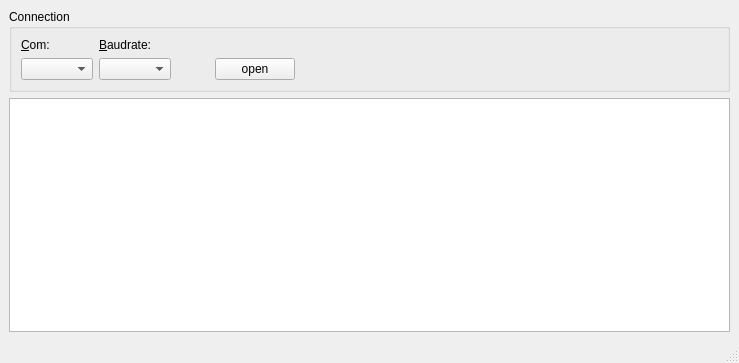
Old version of the form src/ximugui/widgets/serialview.ui in the repository Auke-Dirk/x-IMU-CPP-API.
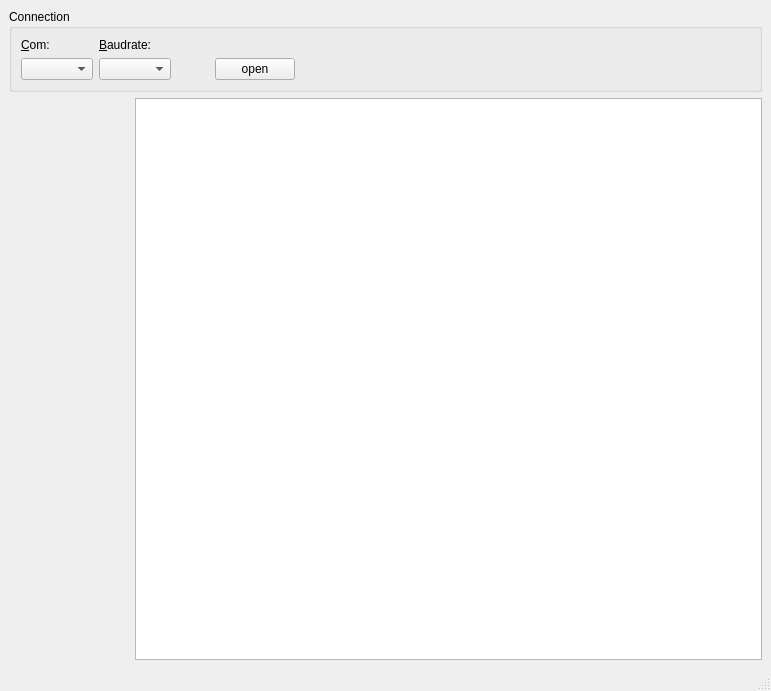
New version of the form. Icons and pictures are not drawn. Custom widgets are drawn as their Qt base class.

Commit message: fixed windows bug added extra plugin support

Diff of the .ui file:
```diff
--- a/src/ximugui/widgets/serialview.ui
+++ b/src/ximugui/widgets/serialview.ui
@@ -6,8 +6,8 @@
    <rect>
     <x>0</x>
     <y>0</y>
-    <width>739</width>
-    <height>363</height>
+    <width>771</width>
+    <height>691</height>
    </rect>
   </property>
   <property name="windowTitle">
@@ -19,7 +19,7 @@
   </property>
   <widget class="QWidget" name="centralwidget">
    <layout class="QGridLayout" name="gridLayout_2">
-    <item row="0" column="0">
+    <item row="0" column="0" colspan="2">
      <widget class="QGroupBox" name="groupBoxBaudrates">
       <property name="title">
        <string>Connection</string>
@@ -120,6 +120,21 @@
      </widget>
     </item>
     <item row="1" column="0">
+     <widget class="QWidget" name="pluginContainer" native="true">
+      <property name="minimumSize">
+       <size>
+        <width>120</width>
+        <height>0</height>
+       </size>
+      </property>
+      <layout class="QGridLayout" name="gridLayout_3">
+       <item row="0" column="0">
+        <layout class="QVBoxLayout" name="pluginLayout"/>
+       </item>
+      </layout>
+     </widget>
+    </item>
+    <item row="1" column="1">
      <widget class="QPlainTextEdit" name="textArea"/>
     </item>
    </layout>
```
Left out of the diff: 2 changed lines with no effect on the pictures. The commit also changes 9 other files.
